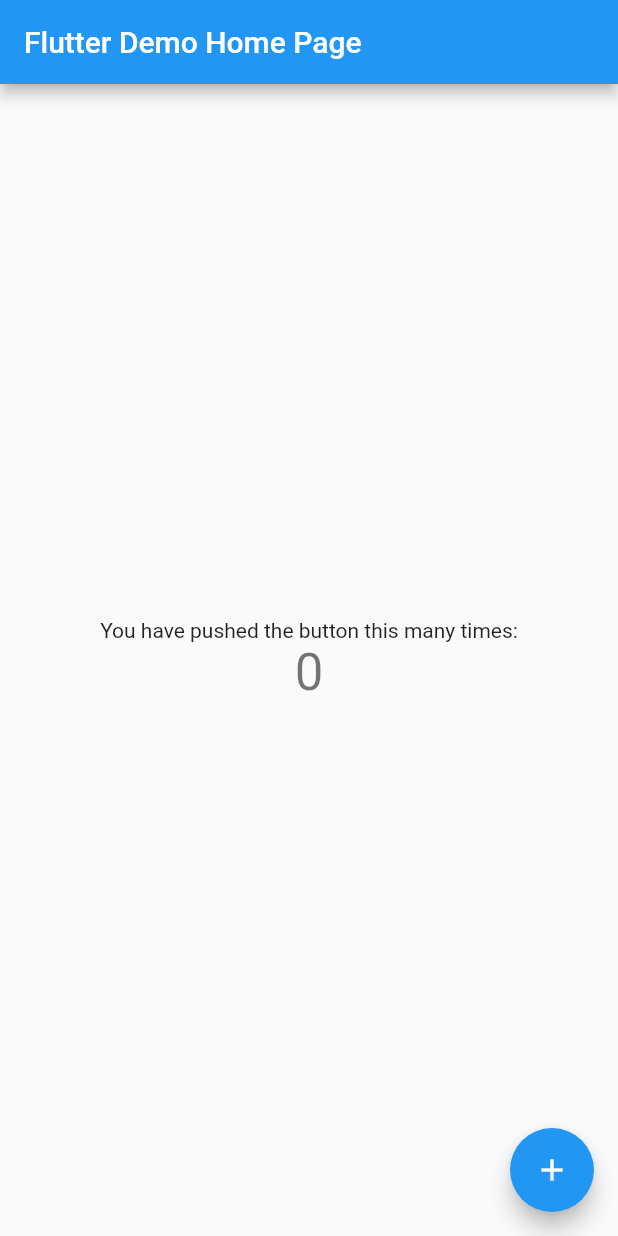
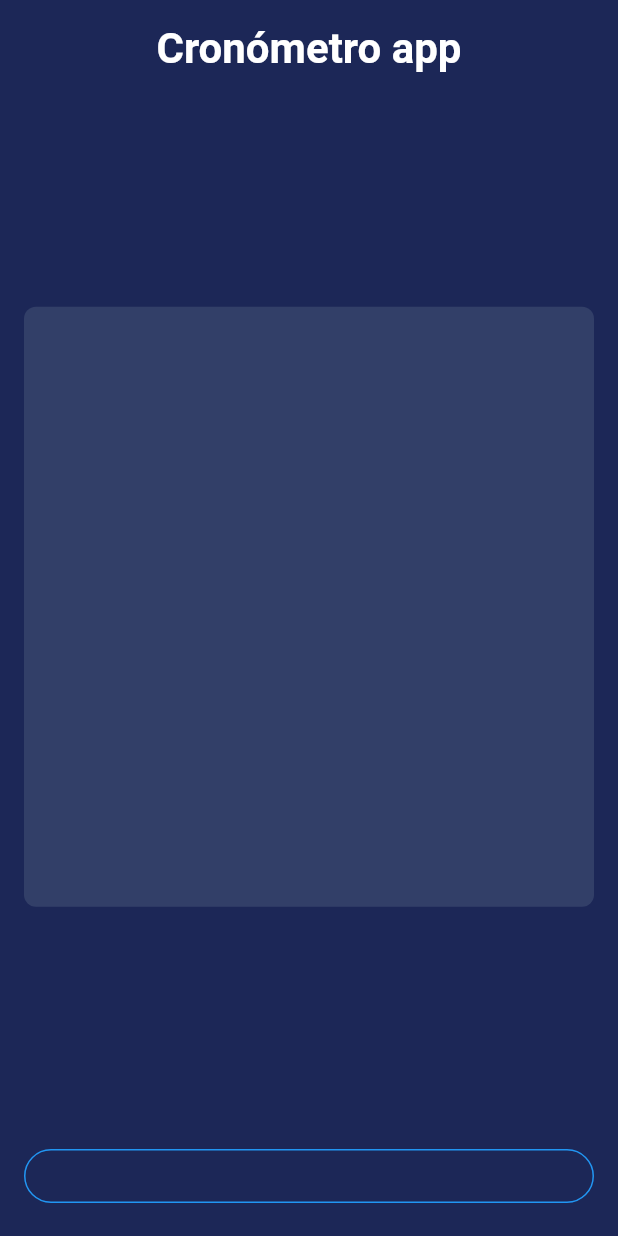
Before and after one commit to Ferdidand79/flutter_cronometro01, a Flutter app: the screen it shows after launch, on a phone screen of 412 x 824 dp. Run offline on Flutter 3.47's test engine with Material 2 defaults, Android fonts, the phone set to English and light mode, and no system bars.

Commit message:
suboendo  pricipal pantalla

```diff
--- /dev/null
+++ b/lib/colors/colores.dart
@@ -0,0 +1,5 @@
+import 'package:flutter/material.dart';
+
+Color primaryColor = Color(0xFF1C2757);
+Color secundaryColor = Color(0xFF323f68);
+Color blanco = Color(0xFFFFFFFF);
--- /dev/null
+++ b/lib/home/home_app.dart
@@ -0,0 +1,66 @@
+import 'package:flutter/material.dart';
+import 'package:flutter_cronometro01/colors/colores.dart';
+
+class HomeApp extends StatefulWidget {
+  const HomeApp({ Key? key }) : super(key: key);
+
+  @override
+  _HomeAppState createState() => _HomeAppState();
+}
+
+class _HomeAppState extends State<HomeApp> {
+  @override
+  Widget build(BuildContext context) {
+    return Scaffold(
+      backgroundColor: primaryColor,
+      body: SafeArea(
+        child: Padding(
+          padding: EdgeInsets.all(16.0),
+          child:Column(
+            mainAxisAlignment: MainAxisAlignment.spaceBetween,
+            crossAxisAlignment: CrossAxisAlignment.center,
+            children: [
+              Center(
+                child: Text(
+                  "Cronómetro app",
+                  style: TextStyle(
+                    color: blanco,
+                    fontSize: 28.0,
+                    fontWeight: FontWeight.bold,
+                  ),
+                ),
+              ),
+              SizedBox(
+                height: 20.0,
+              ),
+              Container(
+                height:400.0,
+                decoration: BoxDecoration(
+                  color: secundaryColor,
+                  borderRadius: BorderRadius.circular(8.0),
+                ),
+              ),
+              SizedBox(
+                height: 20.0,
+              ),
+              Row(
+                mainAxisAlignment: MainAxisAlignment.spaceBetween,
+                children: [
+                  Expanded(
+                    child: RawMaterialButton(
+                      onPressed: () {
+                      },
+                      shape: StadiumBorder(
+                        side: BorderSide(color: Colors.blue),
+                      ),
+                    ),
+                  ),
+                ],
+              ),
+            ],
+          ),
+        ),
+      ),
+    );
+  }
+}
--- a/lib/main.dart
+++ b/lib/main.dart
@@ -1,4 +1,5 @@
 import 'package:flutter/material.dart';
+import 'package:flutter_cronometro01/home/home_app.dart';
 
 void main() {
   runApp(const MyApp());
@@ -10,106 +11,9 @@
   // This widget is the root of your application.
   @override
   Widget build(BuildContext context) {
-    return MaterialApp(
-      title: 'Flutter Demo',
-      theme: ThemeData(
-        // This is the theme of your application.
-        //
-        // Try running your application with "flutter run". You'll see the
-        // application has a blue toolbar. Then, without quitting the app, try
-        // changing the primarySwatch below to Colors.green and then invoke
-        // "hot reload" (press "r" in the console where you ran "flutter run",
-        // or simply save your changes to "hot reload" in a Flutter IDE).
-        // Notice that the counter didn't reset back to zero; the application
-        // is not restarted.
-        primarySwatch: Colors.blue,
-      ),
-      home: const MyHomePage(title: 'Flutter Demo Home Page'),
+    return const MaterialApp(
+      debugShowCheckedModeBanner: false,
+      home: HomeApp(),
     );
   }
 }
-
-class MyHomePage extends StatefulWidget {
-  const MyHomePage({Key? key, required this.title}) : super(key: key);
-
-  // This widget is the home page of your application. It is stateful, meaning
-  // that it has a State object (defined below) that contains fields that affect
-  // how it looks.
-
-  // This class is the configuration for the state. It holds the values (in this
-  // case the title) provided by the parent (in this case the App widget) and
-  // used by the build method of the State. Fields in a Widget subclass are
-  // always marked "final".
-
-  final String title;
-
-  @override
-  State<MyHomePage> createState() => _MyHomePageState();
-}
-
-class _MyHomePageState extends State<MyHomePage> {
-  int _counter = 0;
-
-  void _incrementCounter() {
-    setState(() {
-      // This call to setState tells the Flutter framework that something has
-      // changed in this State, which causes it to rerun the build method below
-      // so that the display can reflect the updated values. If we changed
-      // _counter without calling setState(), then the build method would not be
-      // called again, and so nothing would appear to happen.
-      _counter++;
-    });
-  }
-
-  @override
-  Widget build(BuildContext context) {
-    // This method is rerun every time setState is called, for instance as done
-    // by the _incrementCounter method above.
-    //
-    // The Flutter framework has been optimized to make rerunning build methods
-    // fast, so that you can just rebuild anything that needs updating rather
-    // than having to individually change instances of widgets.
-    return Scaffold(
-      appBar: AppBar(
-        // Here we take the value from the MyHomePage object that was created by
-        // the App.build method, and use it to set our appbar title.
-        title: Text(widget.title),
-      ),
-      body: Center(
-        // Center is a layout widget. It takes a single child and positions it
-        // in the middle of the parent.
-        child: Column(
-          // Column is also a layout widget. It takes a list of children and
-          // arranges them vertically. By default, it sizes itself to fit its
-          // children horizontally, and tries to be as tall as its parent.
-          //
-          // Invoke "debug painting" (press "p" in the console, choose the
-          // "Toggle Debug Paint" action from the Flutter Inspector in Android
-          // Studio, or the "Toggle Debug Paint" command in Visual Studio Code)
-          // to see the wireframe for each widget.
-          //
-          // Column has various properties to control how it sizes itself and
-          // how it positions its children. Here we use mainAxisAlignment to
-          // center the children vertically; the main axis here is the vertical
-          // axis because Columns are vertical (the cross axis would be
-          // horizontal).
-          mainAxisAlignment: MainAxisAlignment.center,
-          children: <Widget>[
-            const Text(
-              'You have pushed the button this many times:',
-            ),
-            Text(
-              '$_counter',
-              style: Theme.of(context).textTheme.headline4,
-            ),
-          ],
-        ),
-      ),
-      floatingActionButton: FloatingActionButton(
-        onPressed: _incrementCounter,
-        tooltip: 'Increment',
-        child: const Icon(Icons.add),
-      ), // This trailing comma makes auto-formatting nicer for build methods.
-    );
-  }
-}
--- a/pubspec.yaml
+++ b/pubspec.yaml
@@ -58,9 +58,9 @@
   uses-material-design: true
 
   # To add assets to your application, add an assets section, like this:
-  # assets:
-  #   - images/a_dot_burr.jpeg
-  #   - images/a_dot_ham.jpeg
+  assets:
+     - assets/images/
+     - assets/icons/
 
   # An image asset can refer to one or more resolution-specific "variants", see
   # https://flutter.dev/assets-and-images/#resolution-aware.
```
